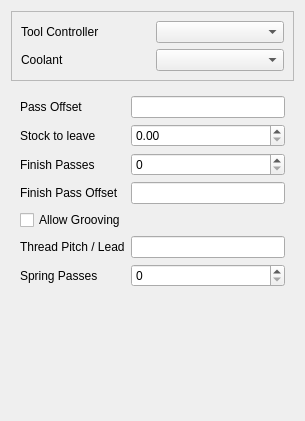
dubstar-04/TurningAddon, file Gui/Resources/panels/PageOpTurnBaseEdit.ui: the form before one commit.
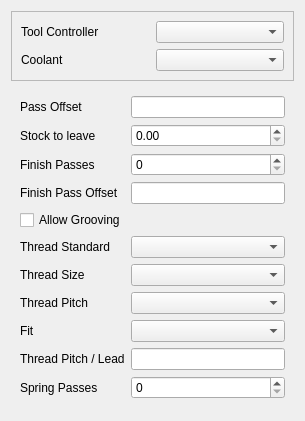
The form after the commit. Custom widgets are drawn as their Qt base class.

What changed in the file:
```diff
--- a/Gui/Resources/panels/PageOpTurnBaseEdit.ui
+++ b/Gui/Resources/panels/PageOpTurnBaseEdit.ui
@@ -100,6 +100,74 @@
        </widget>
       </item>
       <item row="5" column="0">
+       <widget class="QLabel" name="threadStandardLabel">
+        <property name="text">
+         <string>Thread Standard</string>
+        </property>
+        <property name="visible">
+         <bool>false</bool>
+        </property>
+       </widget>
+      </item>
+      <item row="5" column="1">
+       <widget class="QComboBox" name="threadStandard">
+        <property name="visible">
+         <bool>false</bool>
+        </property>
+       </widget>
+      </item>
+      <item row="6" column="0">
+       <widget class="QLabel" name="threadSizeLabel">
+        <property name="text">
+         <string>Thread Size</string>
+        </property>
+        <property name="visible">
+         <bool>false</bool>
+        </property>
+       </widget>
+      </item>
+      <item row="6" column="1">
+       <widget class="QComboBox" name="threadSize">
+        <property name="visible">
+         <bool>false</bool>
+        </property>
+       </widget>
+      </item>
+      <item row="7" column="0">
+       <widget class="QLabel" name="threadPitchLabel">
+        <property name="text">
+         <string>Thread Pitch</string>
+        </property>
+        <property name="visible">
+         <bool>false</bool>
+        </property>
+       </widget>
+      </item>
+      <item row="7" column="1">
+       <widget class="QComboBox" name="threadPitch">
+        <property name="visible">
+         <bool>false</bool>
+        </property>
+       </widget>
+      </item>
+      <item row="8" column="0">
+       <widget class="QLabel" name="threadClassLabel">
+        <property name="text">
+         <string>Fit</string>
+        </property>
+        <property name="visible">
+         <bool>false</bool>
+        </property>
+       </widget>
+      </item>
+      <item row="8" column="1">
+       <widget class="QComboBox" name="threadClass">
+        <property name="visible">
+         <bool>false</bool>
+        </property>
+       </widget>
+      </item>
+      <item row="10" column="0">
        <widget class="QLabel" name="pitchLabel">
         <property name="text">
          <string>Thread Pitch / Lead</string>
@@ -109,7 +177,7 @@
         </property>
        </widget>
       </item>
-      <item row="5" column="1">
+      <item row="10" column="1">
        <widget class="Gui::InputField" name="pitch">
         <property name="toolTip">
          <string>G33 distance per spindle revolution.</string>
@@ -119,7 +187,7 @@
         </property>
        </widget>
       </item>
-      <item row="6" column="0">
+      <item row="11" column="0">
        <widget class="QLabel" name="springPassesLabel">
         <property name="text">
          <string>Spring Passes</string>
@@ -129,7 +197,7 @@
         </property>
        </widget>
       </item>
-      <item row="6" column="1">
+      <item row="11" column="1">
        <widget class="QSpinBox" name="springPasses">
         <property name="minimum">
          <number>0</number>
@@ -139,7 +207,7 @@
         </property>
        </widget>
       </item>
-      <item row="7" column="0">
+      <item row="12" column="0">
        <spacer name="verticalSpacer">
         <property name="orientation">
          <enum>Qt::Vertical</enum>
```
